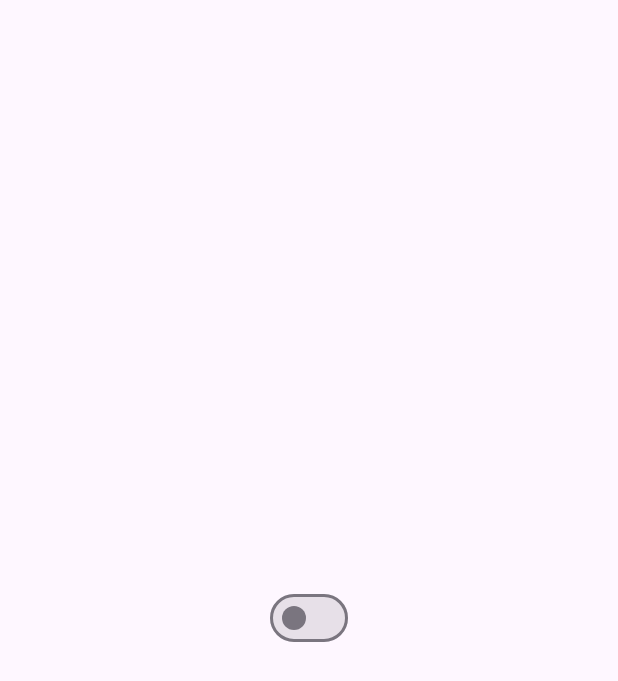
After one commit to Devbyaryan/git-learning-with-studio, a Flutter app: the TogglePage screen opened directly, on a phone screen of 412 x 824 dp. The commit adds this screen. Shown: the top 681 px of the screen. Run offline on Flutter 3.47's test engine with Material 3 defaults, Android fonts, the phone set to English and light mode, and no system bars; our stand-ins replace bloc, flutter_bloc.

Commit message:
toggle event

```diff
--- /dev/null
+++ b/lib/bloc/toggle_bloc.dart
@@ -0,0 +1,12 @@
+import 'package:bloc/bloc.dart';
+import 'package:git_learning_with_studio/bloc/toggle_event.dart';
+import 'package:git_learning_with_studio/bloc/toggle_state.dart';
+
+
+class ToggleBloc extends Bloc<ToggleSwitchEvent, ToggleState> {
+  ToggleBloc() : super(ToggleState(isOn: false)) {
+    on<ToggleSwitchEvent>((event, emit) {
+      emit(ToggleState(isOn: !state.isOn));
+    });
+  }
+}
--- /dev/null
+++ b/lib/bloc/toggle_event.dart
@@ -0,0 +1,3 @@
+abstract class ToggleEvent{}
+
+class ToggleSwitchEvent extends ToggleEvent {}
--- /dev/null
+++ b/lib/bloc/toggle_state.dart
@@ -0,0 +1,5 @@
+class ToggleState {
+  final bool isOn;
+
+  ToggleState({required this.isOn});
+}
--- a/lib/main.dart
+++ b/lib/main.dart
@@ -13,21 +13,6 @@ class MyApp extends StatelessWidget {
     return MaterialApp(
       title: 'Flutter Demo',
       theme: ThemeData(
-        // This is the theme of your application.
-        //
-        // TRY THIS: Try running your application with "flutter run". You'll see
-        // the application has a purple toolbar. Then, without quitting the app,
-        // try changing the seedColor in the colorScheme below to Colors.green
-        // and then invoke "hot reload" (save your changes or press the "hot
-        // reload" button in a Flutter-supported IDE, or press "r" if you used
-        // the command line to start the app).
-        //
-        // Notice that the counter didn't reset back to zero; the application
-        // state is not lost during the reload. To reset the state, use hot
-        // restart instead.
-        //
-        // This works for code too, not just values: Most code changes can be
-        // tested with just a hot reload.
         colorScheme: ColorScheme.fromSeed(seedColor: Colors.deepPurple),
       ),
       home: const MyHomePage(title: 'Flutter Demo Home Page'),
@@ -37,15 +22,6 @@ class MyApp extends StatelessWidget {
 
 class MyHomePage extends StatefulWidget {
   const MyHomePage({super.key, required this.title});
-
-  // This widget is the home page of your application. It is stateful, meaning
-  // that it has a State object (defined below) that contains fields that affect
-  // how it looks.
-
-  // This class is the configuration for the state. It holds the values (in this
-  // case the title) provided by the parent (in this case the App widget) and
-  // used by the build method of the State. Fields in a Widget subclass are
-  // always marked "final".
 
   final String title;
 
@@ -58,50 +34,20 @@ class _MyHomePageState extends State<MyHomePage> {
 
   void _incrementCounter() {
     setState(() {
-      // This call to setState tells the Flutter framework that something has
-      // changed in this State, which causes it to rerun the build method below
-      // so that the display can reflect the updated values. If we changed
-      // _counter without calling setState(), then the build method would not be
-      // called again, and so nothing would appear to happen.
       _counter++;
     });
   }
 
   @override
   Widget build(BuildContext context) {
-    // This method is rerun every time setState is called, for instance as done
-    // by the _incrementCounter method above.
-    //
-    // The Flutter framework has been optimized to make rerunning build methods
-    // fast, so that you can just rebuild anything that needs updating rather
-    // than having to individually change instances of widgets.
+
     return Scaffold(
       appBar: AppBar(
-        // TRY THIS: Try changing the color here to a specific color (to
-        // Colors.amber, perhaps?) and trigger a hot reload to see the AppBar
-        // change color while the other colors stay the same.
         backgroundColor: Theme.of(context).colorScheme.inversePrimary,
-        // Here we take the value from the MyHomePage object that was created by
-        // the App.build method, and use it to set our appbar title.
         title: Text(widget.title),
       ),
       body: Center(
-        // Center is a layout widget. It takes a single child and positions it
-        // in the middle of the parent.
         child: Column(
-          // Column is also a layout widget. It takes a list of children and
-          // arranges them vertically. By default, it sizes itself to fit its
-          // children horizontally, and tries to be as tall as its parent.
-          //
-          // Column has various properties to control how it sizes itself and
-          // how it positions its children. Here we use mainAxisAlignment to
-          // center the children vertically; the main axis here is the vertical
-          // axis because Columns are vertical (the cross axis would be
-          // horizontal).
-          //
-          // TRY THIS: Invoke "debug painting" (choose the "Toggle Debug Paint"
-          // action in the IDE, or press "p" in the console), to see the
-          // wireframe for each widget.
           mainAxisAlignment: MainAxisAlignment.center,
           children: <Widget>[
             const Text('You have pushed the button this many times:'),
@@ -116,7 +62,7 @@ class _MyHomePageState extends State<MyHomePage> {
         onPressed: _incrementCounter,
         tooltip: 'Increment',
         child: const Icon(Icons.add),
-      ), // This trailing comma makes auto-formatting nicer for build methods.
+      )
     );
   }
 }
--- /dev/null
+++ b/lib/toggle_page.dart
@@ -0,0 +1,27 @@
+import 'package:flutter/material.dart';
+import 'package:flutter_bloc/flutter_bloc.dart';
+import 'package:git_learning_with_studio/bloc/toggle_bloc.dart';
+import 'package:git_learning_with_studio/bloc/toggle_event.dart';
+
+import 'bloc/toggle_state.dart';
+
+class TogglePage extends StatelessWidget {
+  const TogglePage({super.key});
+
+  @override
+  Widget build(BuildContext context) {
+    return Scaffold(
+      body: BlocProvider(create: (context) => ToggleBloc(),
+        child: BlocBuilder<ToggleBloc, ToggleState>(
+          builder: (context, state) {
+            return Center(
+              child: Switch(value: state.isOn, onChanged: (newValue){
+                context.read<ToggleBloc>().add(ToggleSwitchEvent());
+              }),
+            );
+          },
+        ),
+      ),
+    );
+  }
+}
--- a/pubspec.yaml
+++ b/pubspec.yaml
@@ -34,6 +34,9 @@ dependencies:
   # The following adds the Cupertino Icons font to your application.
   # Use with the CupertinoIcons class for iOS style icons.
   cupertino_icons: ^1.0.8
+  flutter_bloc:
+  bloc:
+
 
 dev_dependencies:
   flutter_test:
```
Also changed, not shown: pubspec.lock.
